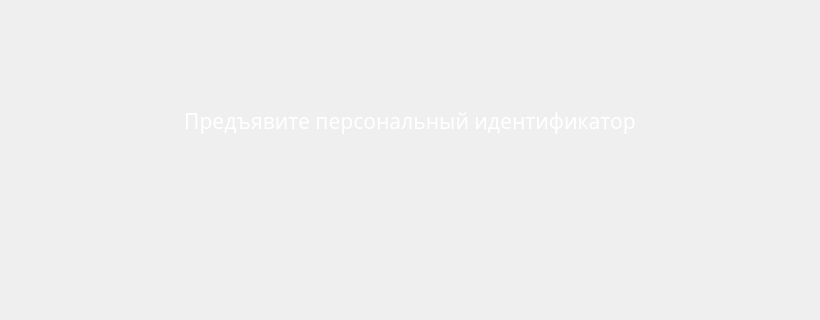
Above: MainWindow.ui from m6v/sobol before the change; both pictures show x 0 to 820 and y 260 to 580 of the 820 by 700 pixel window. Below: the same form after it.
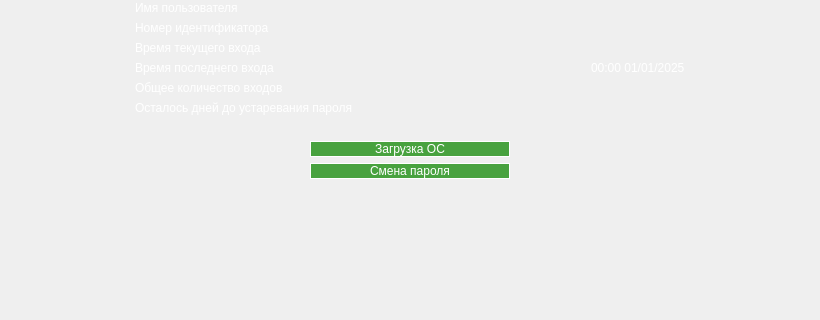
That is the form after the change. The open tabs and pages were chosen to show the change. Icons and pictures are not drawn. Custom widgets are drawn as their Qt base class.

Commit message: USER_CHOICE_PAGE and

What changed in the file:
```diff
--- a/MainWindow.ui
+++ b/MainWindow.ui
@@ -598,6 +598,282 @@
         </item>
        </layout>
       </widget>
+      <widget class="BackgroundedWidget" name="user_action_page">
+       <property name="styleSheet">
+        <string notr="true">QPushButton {
+    padding: 0.3em 0.3em 0.3em 0.3em;
+    border: 1px solid white;
+    background: #48a23f;
+    color: white;
+}
+
+QLabel {
+    padding: 0.3em 0.3em 0.3em 0.3em;
+    color: white;
+}
+
+QLineEdit {
+    padding: 0.3em 0.3em 0.3em 0.3em;
+     background: #3d8a36;
+     border: none;
+}</string>
+       </property>
+       <layout class="QGridLayout" name="gridLayout_4">
+        <item row="0" column="1">
+         <spacer name="verticalSpacer_11">
+          <property name="orientation">
+           <enum>Qt::Vertical</enum>
+          </property>
+          <property name="sizeHint" stdset="0">
+           <size>
+            <width>20</width>
+            <height>161</height>
+           </size>
+          </property>
+         </spacer>
+        </item>
+        <item row="1" column="0">
+         <spacer name="horizontalSpacer_10">
+          <property name="orientation">
+           <enum>Qt::Horizontal</enum>
+          </property>
+          <property name="sizeHint" stdset="0">
+           <size>
+            <width>75</width>
+            <height>20</height>
+           </size>
+          </property>
+         </spacer>
+        </item>
+        <item row="1" column="1">
+         <layout class="QVBoxLayout" name="verticalLayout_9">
+          <item>
+           <layout class="QGridLayout" name="gridLayout_3">
+            <item row="3" column="0">
+             <widget class="QLabel" name="last_user_time_label">
+              <property name="minimumSize">
+               <size>
+                <width>450</width>
+                <height>0</height>
+               </size>
+              </property>
+              <property name="text">
+               <string>Время последнего входа</string>
+              </property>
+             </widget>
+            </item>
+            <item row="5" column="0">
+             <widget class="QLabel" name="remaining_days_label">
+              <property name="text">
+               <string>Осталось дней до устаревания пароля</string>
+              </property>
+             </widget>
+            </item>
+            <item row="1" column="1">
+             <widget class="QLabel" name="user_id_value">
+              <property name="text">
+               <string/>
+              </property>
+             </widget>
+            </item>
+            <item row="1" column="0">
+             <widget class="QLabel" name="user_id_label">
+              <property name="text">
+               <string>Номер идентификатора</string>
+              </property>
+             </widget>
+            </item>
+            <item row="4" column="1">
+             <widget class="QLabel" name="logins_count_value">
+              <property name="text">
+               <string/>
+              </property>
+             </widget>
+            </item>
+            <item row="0" column="0">
+             <widget class="QLabel" name="user_name_label">
+              <property name="text">
+               <string>Имя пользователя</string>
+              </property>
+             </widget>
+            </item>
+            <item row="5" column="1">
+             <widget class="QLabel" name="remaining_days_value">
+              <property name="text">
+               <string/>
+              </property>
+             </widget>
+            </item>
+            <item row="3" column="1">
+             <widget class="QLabel" name="last_user_time_value">
+              <property name="text">
+               <string>00:00 01/01/2025</string>
+              </property>
+             </widget>
+            </item>
+            <item row="2" column="0">
+             <widget class="QLabel" name="current_user_time_label_2">
+              <property name="text">
+               <string>Время текущего входа</string>
+              </property>
+             </widget>
+            </item>
+            <item row="2" column="1">
+             <widget class="QLabel" name="current_user_time_value_2">
+              <property name="text">
+               <string/>
+              </property>
+             </widget>
+            </item>
+            <item row="4" column="0">
+             <widget class="QLabel" name="logins_count_label">
+              <property name="text">
+               <string>Общее количество входов</string>
+              </property>
+             </widget>
+            </item>
+            <item row="0" column="1">
+             <widget class="QLabel" name="user_name_value">
+              <property name="text">
+               <string/>
+              </property>
+             </widget>
+            </item>
+           </layout>
+          </item>
+          <item>
+           <spacer name="verticalSpacer_10">
+            <property name="orientation">
+             <enum>Qt::Vertical</enum>
+            </property>
+            <property name="sizeType">
+             <enum>QSizePolicy::Maximum</enum>
+            </property>
+            <property name="sizeHint" stdset="0">
+             <size>
+              <width>20</width>
+              <height>20</height>
+             </size>
+            </property>
+           </spacer>
+          </item>
+          <item>
+           <layout class="QHBoxLayout" name="horizontalLayout_5">
+            <item>
+             <spacer name="horizontalSpacer_8">
+              <property name="orientation">
+               <enum>Qt::Horizontal</enum>
+              </property>
+              <property name="sizeHint" stdset="0">
+               <size>
+                <width>40</width>
+                <height>20</height>
+               </size>
+              </property>
+             </spacer>
+            </item>
+            <item>
+             <layout class="QVBoxLayout" name="verticalLayout_10">
+              <item>
+               <widget class="QPushButton" name="sys_load_push_button_2">
+                <property name="sizePolicy">
+                 <sizepolicy hsizetype="Preferred" vsizetype="Fixed">
+                  <horstretch>0</horstretch>
+                  <verstretch>0</verstretch>
+                 </sizepolicy>
+                </property>
+                <property name="minimumSize">
+                 <size>
+                  <width>200</width>
+                  <height>0</height>
+                 </size>
+                </property>
+                <property name="maximumSize">
+                 <size>
+                  <width>200</width>
+                  <height>16777215</height>
+                 </size>
+                </property>
+                <property name="layoutDirection">
+                 <enum>Qt::LeftToRight</enum>
+                </property>
+                <property name="text">
+                 <string>Загрузка ОС</string>
+                </property>
+               </widget>
+              </item>
+              <item>
+               <widget class="QPushButton" name="go_chpasswd_push_button">
+                <property name="sizePolicy">
+                 <sizepolicy hsizetype="Preferred" vsizetype="Fixed">
+                  <horstretch>0</horstretch>
+                  <verstretch>0</verstretch>
+                 </sizepolicy>
+                </property>
+                <property name="minimumSize">
+                 <size>
+                  <width>200</width>
+                  <height>0</height>
+                 </size>
+                </property>
+                <property name="maximumSize">
+                 <size>
+                  <width>200</width>
+                  <height>16777215</height>
+                 </size>
+                </property>
+                <property name="text">
+                 <string>Смена пароля</string>
+                </property>
+               </widget>
+              </item>
+             </layout>
+            </item>
+            <item>
+             <spacer name="horizontalSpacer_9">
+              <property name="orientation">
+               <enum>Qt::Horizontal</enum>
+              </property>
+              <property name="sizeHint" stdset="0">
+               <size>
+                <width>40</width>
+                <height>20</height>
+               </size>
+              </property>
+             </spacer>
+            </item>
+           </layout>
+          </item>
+         </layout>
+        </item>
+        <item row="1" column="2">
+         <spacer name="horizontalSpacer_11">
+          <property name="orientation">
+           <enum>Qt::Horizontal</enum>
+          </property>
+          <property name="sizeHint" stdset="0">
+           <size>
+            <width>76</width>
+            <height>20</height>
+           </size>
+          </property>
+         </spacer>
+        </item>
+        <item row="2" column="1">
+         <spacer name="verticalSpacer_12">
+          <property name="orientation">
+           <enum>Qt::Vertical</enum>
+          </property>
+          <property name="sizeHint" stdset="0">
+           <size>
+            <width>20</width>
+            <height>161</height>
+           </size>
+          </property>
+         </spacer>
+        </item>
+       </layout>
+      </widget>
       <widget class="QWidget" name="settings_page">
        <layout class="QVBoxLayout" name="verticalLayout_5">
         <property name="spacing">
```
Left out of the diff: 4 changed lines with no effect on the pictures. The commit also changes 2 other files.
